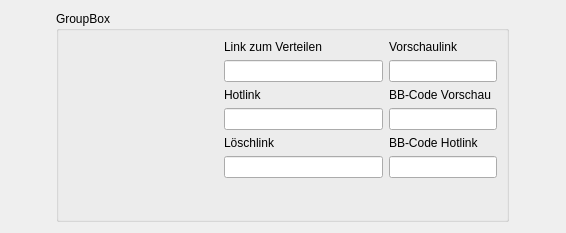
Qt form picup/ui_files/LinkWidget.ui (Arvedui/picup) before a commit.
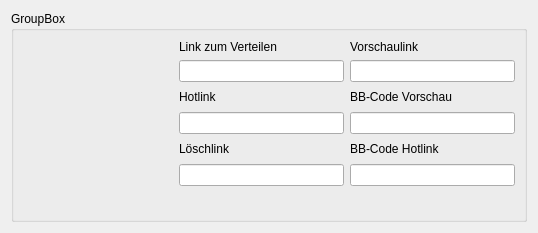
The same form after that commit.

Commit message: preperations for better link output

Diff of the .ui file:
```diff
--- a/picup/ui_files/LinkWidget.ui
+++ b/picup/ui_files/LinkWidget.ui
@@ -6,12 +6,12 @@
    <rect>
     <x>0</x>
     <y>0</y>
-    <width>566</width>
+    <width>538</width>
     <height>228</height>
    </rect>
   </property>
   <property name="sizePolicy">
-   <sizepolicy hsizetype="Fixed" vsizetype="Fixed">
+   <sizepolicy hsizetype="Preferred" vsizetype="Fixed">
     <horstretch>0</horstretch>
     <verstretch>0</verstretch>
    </sizepolicy>
@@ -26,7 +26,7 @@
    <item row="0" column="0">
     <widget class="QGroupBox" name="groupBox">
      <property name="sizePolicy">
-      <sizepolicy hsizetype="Fixed" vsizetype="Preferred">
+      <sizepolicy hsizetype="Preferred" vsizetype="Preferred">
        <horstretch>0</horstretch>
        <verstretch>0</verstretch>
       </sizepolicy>
@@ -45,7 +45,7 @@
        <widget class="QLineEdit" name="lineEdit_deletelink">
         <property name="minimumSize">
          <size>
-          <width>159</width>
+          <width>0</width>
           <height>0</height>
          </size>
         </property>
@@ -62,7 +62,14 @@
        </widget>
       </item>
       <item row="6" column="2">
-       <widget class="QLineEdit" name="lineEdit_bb_hotlink"/>
+       <widget class="QLineEdit" name="lineEdit_bb_hotlink">
+        <property name="minimumSize">
+         <size>
+          <width>0</width>
+          <height>0</height>
+         </size>
+        </property>
+       </widget>
       </item>
       <item row="5" column="2">
        <widget class="QLabel" name="label_5">
@@ -78,18 +85,11 @@
         </property>
        </widget>
       </item>
-      <item row="2" column="2">
-       <widget class="QLineEdit" name="lineEdit_preview">
-        <property name="readOnly">
-         <bool>true</bool>
-        </property>
-       </widget>
-      </item>
       <item row="2" column="1">
        <widget class="QLineEdit" name="lineEdit_sharelink">
         <property name="minimumSize">
          <size>
-          <width>159</width>
+          <width>0</width>
           <height>0</height>
          </size>
         </property>
@@ -102,7 +102,7 @@
        <widget class="QLineEdit" name="lineEdit_hotlink">
         <property name="minimumSize">
          <size>
-          <width>159</width>
+          <width>0</width>
           <height>0</height>
          </size>
         </property>
@@ -125,29 +125,6 @@
         </property>
        </widget>
       </item>
-      <item row="5" column="1">
-       <widget class="QLabel" name="label_6">
-        <property name="text">
-         <string>Löschlink</string>
-        </property>
-       </widget>
-      </item>
-      <item row="4" column="2">
-       <widget class="QLineEdit" name="lineEdit_bb_preview"/>
-      </item>
-      <item row="7" column="1">
-       <spacer name="verticalSpacer">
-        <property name="orientation">
-         <enum>Qt::Vertical</enum>
-        </property>
-        <property name="sizeHint" stdset="0">
-         <size>
-          <width>20</width>
-          <height>40</height>
-         </size>
-        </property>
-       </spacer>
-      </item>
       <item row="2" column="0" rowspan="6">
        <widget class="QLabel" name="label_picture">
         <property name="sizePolicy">
@@ -170,6 +147,36 @@
         </property>
        </widget>
       </item>
+      <item row="5" column="1">
+       <widget class="QLabel" name="label_6">
+        <property name="text">
+         <string>Löschlink</string>
+        </property>
+       </widget>
+      </item>
+      <item row="4" column="2">
+       <widget class="QLineEdit" name="lineEdit_bb_preview">
+        <property name="minimumSize">
+         <size>
+          <width>0</width>
+          <height>0</height>
+         </size>
+        </property>
+       </widget>
+      </item>
+      <item row="2" column="2">
+       <widget class="QLineEdit" name="lineEdit_preview">
+        <property name="minimumSize">
+         <size>
+          <width>0</width>
+          <height>0</height>
+         </size>
+        </property>
+        <property name="readOnly">
+         <bool>true</bool>
+        </property>
+       </widget>
+      </item>
      </layout>
     </widget>
    </item>
```
The commit also changes 1 other file.
